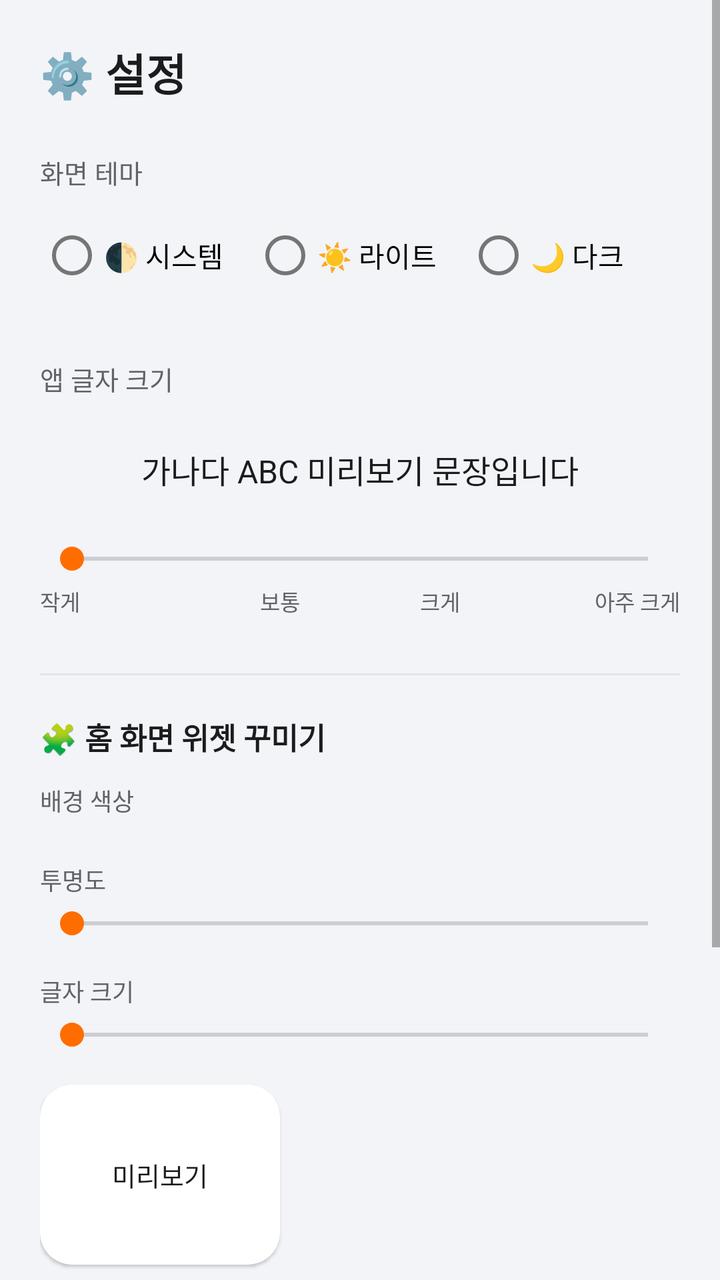
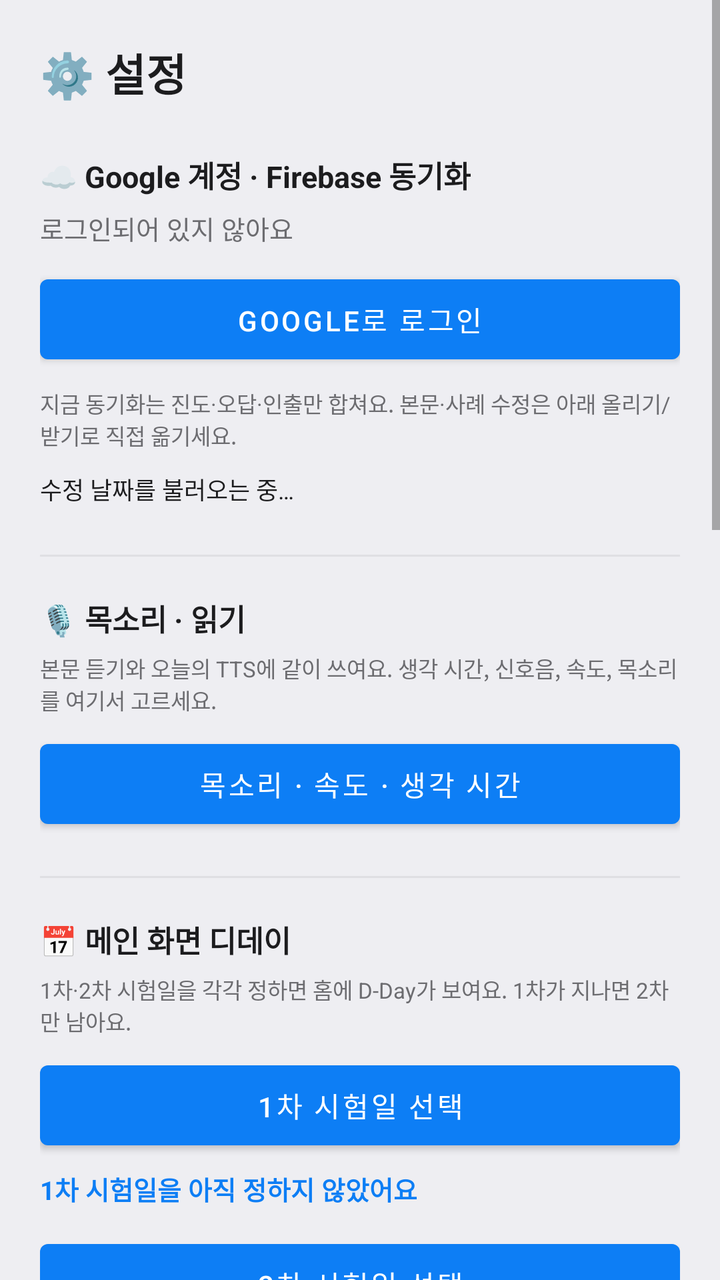

Two renders of the same Android screen: before a commit and after it. Below are the layout's source before the change and the commit's diff.
<!-- AndroidManifest.xml: application theme Theme.AdminMemo -->
<!-- res/layout/activity_settings.xml -->
<?xml version="1.0" encoding="utf-8"?>
<ScrollView xmlns:android="http://schemas.android.com/apk/res/android"
    xmlns:app="http://schemas.android.com/apk/res-auto"
    android:layout_width="match_parent"
    android:layout_height="match_parent"
    android:background="@color/bg_screen">

<LinearLayout
    android:layout_width="match_parent"
    android:layout_height="wrap_content"
    android:orientation="vertical"
    android:padding="20dp">

    <TextView
        android:layout_width="wrap_content"
        android:layout_height="wrap_content"
        android:text="⚙️ 설정"
        android:textColor="@color/text_main"
        android:textSize="22sp"
        android:textStyle="bold"
        android:layout_marginBottom="24dp"/>

    <TextView
        android:layout_width="wrap_content"
        android:layout_height="wrap_content"
        android:text="화면 테마"
        android:textColor="@color/text_sub"
        android:textSize="13sp"
        android:layout_marginBottom="8dp"/>

    <RadioGroup
        android:id="@+id/rgTheme"
        android:layout_width="match_parent"
        android:layout_height="wrap_content"
        android:orientation="horizontal"
        android:layout_marginBottom="28dp">

        <RadioButton android:id="@+id/rbThemeSystem" android:layout_width="0dp" android:layout_height="wrap_content"
            android:layout_weight="1" android:text="🌓 시스템"/>
        <RadioButton android:id="@+id/rbThemeLight" android:layout_width="0dp" android:layout_height="wrap_content"
            android:layout_weight="1" android:text="☀️ 라이트"/>
        <RadioButton android:id="@+id/rbThemeDark" android:layout_width="0dp" android:layout_height="wrap_content"
            android:layout_weight="1" android:text="🌙 다크"/>
    </RadioGroup>

    <TextView
        android:layout_width="wrap_content"
        android:layout_height="wrap_content"
        android:text="앱 글자 크기"
        android:textColor="@color/text_sub"
        android:textSize="13sp"
        android:layout_marginBottom="8dp"/>

    <TextView
        android:id="@+id/tvFontPreview"
        android:layout_width="match_parent"
        android:layout_height="wrap_content"
        android:text="가나다 ABC 미리보기 문장입니다"
        android:textColor="@color/text_main"
        android:textSize="16sp"
        android:gravity="center"
        android:padding="16dp"
        android:layout_marginBottom="8dp"/>

    <SeekBar
        android:id="@+id/seekFontScale"
        android:layout_width="match_parent"
        android:layout_height="wrap_content"
        android:max="3"
        android:layout_marginBottom="4dp"/>

    <LinearLayout
        android:layout_width="match_parent"
        android:layout_height="wrap_content"
        android:orientation="horizontal"
        android:layout_marginBottom="28dp">

        <TextView android:layout_width="0dp" android:layout_height="wrap_content" android:layout_weight="1"
            android:text="작게" android:textColor="@color/text_sub" android:textSize="11sp" android:gravity="start"/>
        <TextView android:layout_width="0dp" android:layout_height="wrap_content" android:layout_weight="1"
            android:text="보통" android:textColor="@color/text_sub" android:textSize="11sp" android:gravity="center"/>
        <TextView android:layout_width="0dp" android:layout_height="wrap_content" android:layout_weight="1"
            android:text="크게" android:textColor="@color/text_sub" android:textSize="11sp" android:gravity="center"/>
        <TextView android:layout_width="0dp" android:layout_height="wrap_content" android:layout_weight="1"
            android:text="아주 크게" android:textColor="@color/text_sub" android:textSize="11sp" android:gravity="end"/>
    </LinearLayout>

    <View android:layout_width="match_parent" android:layout_height="1dp" android:background="#22808080" android:layout_marginBottom="20dp"/>

    <TextView
        android:layout_width="wrap_content"
        android:layout_height="wrap_content"
        android:text="🧩 홈 화면 위젯 꾸미기"
        android:textColor="@color/text_main"
        android:textStyle="bold"
        android:textSize="15sp"
        android:layout_marginBottom="12dp"/>

    <TextView
        android:layout_width="wrap_content"
        android:layout_height="wrap_content"
        android:text="배경 색상"
        android:textColor="@color/text_sub"
        android:textSize="12sp"
        android:layout_marginBottom="6dp"/>

    <LinearLayout
        android:id="@+id/rowWidgetColors"
        android:layout_width="match_parent"
        android:layout_height="wrap_content"
        android:orientation="horizontal"
        android:layout_marginBottom="16dp"/>

    <TextView
        android:layout_width="wrap_content"
        android:layout_height="wrap_content"
        android:text="투명도"
        android:textColor="@color/text_sub"
        android:textSize="12sp"
        android:layout_marginBottom="4dp"/>

    <SeekBar
        android:id="@+id/seekWidgetOpacity"
        android:layout_width="match_parent"
        android:layout_height="wrap_content"
        android:max="90"
        android:layout_marginBottom="16dp"/>

    <TextView
        android:layout_width="wrap_content"
        android:layout_height="wrap_content"
        android:text="글자 크기"
        android:textColor="@color/text_sub"
        android:textSize="12sp"
        android:layout_marginBottom="4dp"/>

    <SeekBar
        android:id="@+id/seekWidgetFont"
        android:layout_width="match_parent"
        android:layout_height="wrap_content"
        android:max="3"
        android:layout_marginBottom="16dp"/>

    <androidx.cardview.widget.CardView
        android:layout_width="120dp"
        android:layout_height="90dp"
        android:layout_marginBottom="24dp"
        app:cardCornerRadius="16dp"
        app:cardElevation="1dp">

        <FrameLayout
            android:layout_width="match_parent"
            android:layout_height="match_parent">

            <View
                android:id="@+id/widgetPreviewBg"
                android:layout_width="match_parent"
                android:layout_height="match_parent"/>

            <TextView
                android:id="@+id/widgetPreviewText"
                android:layout_width="wrap_content"
                android:layout_height="wrap_content"
                android:layout_gravity="center"
                android:text="미리보기"
                android:textColor="#1A1C1E"
                android:textSize="13sp"/>
        </FrameLayout>
    </androidx.cardview.widget.CardView>

    <View android:layout_width="match_parent" android:layout_height="1dp" android:background="#22808080" android:layout_marginBottom="20dp"/>

    <TextView
        android:layout_width="wrap_content"
        android:layout_height="wrap_content"
        android:text="✨ Gemini에게 질문하기"
        android:textColor="@color/text_main"
        android:textStyle="bold"
        android:textSize="15sp"
        android:layout_marginBottom="6dp"/>

    <TextView
        android:layout_width="wrap_content"
        android:layout_height="wrap_content"
        android:text="본문학습에서 텍스트를 드래그해 질문하려면 API 키가 필요해요"
        android:textColor="@color/text_sub"
        android:textSize="11sp"
        android:layout_marginBottom="8dp"/>

    <EditText
        android:id="@+id/etGeminiKey"
        android:layout_width="match_parent"
        android:layout_height="wrap_content"
        android:hint="Gemini API 키 붙여넣기"
        android:inputType="textPassword"
        android:layout_marginBottom="24dp"/>

    <Button
        android:id="@+id/btnApplySettings"
        android:layout_width="match_parent"
        android:layout_height="wrap_content"
        android:text="✅ 적용하기 (화면 새로고침)"/>

</LinearLayout>
</ScrollView>
<!-- resources referenced by this layout -->
<resources>
  <color name="bg_screen">#F2F4F8</color>
  <color name="text_main">#1A1C1E</color>
  <color name="text_sub">#5F6368</color>
  <style name="Theme.AdminMemo" parent="Theme.MaterialComponents.DayNight.NoActionBar">
          <item name="colorPrimary">@color/primary</item>
          <item name="colorPrimaryDark">@color/primary_dark</item>
          <item name="colorAccent">@color/accent</item>
          <item name="android:windowBackground">@color/bg_screen</item>
      </style>
  <color name="primary">#2962FF</color>
  <color name="primary_dark">#0039CB</color>
  <color name="accent">#FF6D00</color>
</resources>

<!-- the commit's change to res/layout/activity_settings.xml (unified diff, before → after) -->
@@ -19,6 +19,179 @@
         android:textSize="22sp"
         android:textStyle="bold"
         android:layout_marginBottom="24dp"/>
+
+    <TextView
+        android:layout_width="wrap_content"
+        android:layout_height="wrap_content"
+        android:text="☁️ Google 계정 · Firebase 동기화"
+        android:textColor="@color/text_main"
+        android:textStyle="bold"
+        android:textSize="15sp"
+        android:layout_marginBottom="6dp"/>
+
+    <TextView
+        android:id="@+id/tvAccountStatus"
+        android:layout_width="match_parent"
+        android:layout_height="wrap_content"
+        android:text="로그인되어 있지 않아요"
+        android:textColor="@color/text_sub"
+        android:textSize="13sp"
+        android:layout_marginBottom="10dp"/>
+
+    <Button
+        android:id="@+id/btnGoogleLogin"
+        android:layout_width="match_parent"
+        android:layout_height="wrap_content"
+        android:minHeight="@dimen/btn_min_height"
+        android:text="Google로 로그인"/>
+
+    <Button
+        android:id="@+id/btnGoogleLogout"
+        android:layout_width="match_parent"
+        android:layout_height="wrap_content"
+        android:minHeight="@dimen/btn_min_height"
+        android:layout_marginTop="6dp"
+        android:visibility="gone"
+        android:text="로그아웃"/>
+
+    <Button
+        android:id="@+id/btnCloudSync"
+        android:layout_width="match_parent"
+        android:layout_height="wrap_content"
+        android:minHeight="@dimen/btn_min_height"
+        android:layout_marginTop="6dp"
+        android:visibility="gone"
+        android:text="진도 동기화"/>
+
+    <Button
+        android:id="@+id/btnContentPush"
+        android:layout_width="match_parent"
+        android:layout_height="wrap_content"
+        android:minHeight="@dimen/btn_min_height"
+        android:layout_marginTop="6dp"
+        android:visibility="gone"
+        android:text="본문 클라우드에 올리기"/>
+
+    <Button
+        android:id="@+id/btnContentPull"
+        android:layout_width="match_parent"
+        android:layout_height="wrap_content"
+        android:minHeight="@dimen/btn_min_height"
+        android:layout_marginTop="6dp"
+        android:visibility="gone"
+        android:text="본문 클라우드에서 받기"/>
+
+    <ProgressBar
+        android:id="@+id/progressAccount"
+        android:layout_width="wrap_content"
+        android:layout_height="wrap_content"
+        android:layout_gravity="center_horizontal"
+        android:layout_marginTop="8dp"
+        android:visibility="gone"/>
+
+    <TextView
+        android:id="@+id/tvSyncHint"
+        android:layout_width="match_parent"
+        android:layout_height="wrap_content"
+        android:layout_marginTop="8dp"
+        android:text="지금 동기화는 진도·오답·인출만 합쳐요. 본문·사례 수정은 아래 올리기/받기로 직접 옮기세요."
+        android:textColor="@color/text_sub"
+        android:textSize="11sp"/>
+
+    <TextView
+        android:id="@+id/tvSyncDates"
+        android:layout_width="match_parent"
+        android:layout_height="wrap_content"
+        android:layout_marginTop="10dp"
+        android:layout_marginBottom="20dp"
+        android:lineSpacingExtra="3dp"
+        android:text="수정 날짜를 불러오는 중…"
+        android:textColor="@color/text_main"
+        android:textSize="12sp"/>
+
+    <View android:layout_width="match_parent" android:layout_height="1dp" android:background="#22808080" android:layout_marginTop="4dp" android:layout_marginBottom="20dp"/>
+
+    <TextView
+        android:layout_width="wrap_content"
+        android:layout_height="wrap_content"
+        android:text="🎙️ 목소리 · 읽기"
+        android:textColor="@color/text_main"
+        android:textStyle="bold"
+        android:textSize="15sp"
+        android:layout_marginBottom="6dp"/>
+
+    <TextView
+        android:layout_width="match_parent"
+        android:layout_height="wrap_content"
+        android:text="본문 듣기와 오늘의 TTS에 같이 쓰여요. 생각 시간, 신호음, 속도, 목소리를 여기서 고르세요."
+        android:textColor="@color/text_sub"
+        android:textSize="11sp"
+        android:layout_marginBottom="8dp"/>
+
+    <Button
+        android:id="@+id/btnTtsSettings"
+        android:layout_width="match_parent"
+        android:layout_height="wrap_content"
+        android:minHeight="@dimen/btn_min_height"
+        android:layout_marginBottom="20dp"
+        android:text="목소리 · 속도 · 생각 시간"/>
+
+    <View android:layout_width="match_parent" android:layout_height="1dp" android:background="#22808080" android:layout_marginBottom="20dp"/>
+
+    <TextView
+        android:layout_width="wrap_content"
+        android:layout_height="wrap_content"
+        android:text="📅 메인 화면 디데이"
+        android:textColor="@color/text_main"
+        android:textStyle="bold"
+        android:textSize="15sp"
+        android:layout_marginBottom="6dp"/>
+
+    <TextView
+        android:layout_width="match_parent"
+        android:layout_height="wrap_content"
+        android:text="1차·2차 시험일을 각각 정하면 홈에 D-Day가 보여요. 1차가 지나면 2차만 남아요."
+        android:textColor="@color/text_sub"
+        android:textSize="11sp"
+        android:layout_marginBottom="8dp"/>
+
+    <Button
+        android:id="@+id/btnPickExamDate1"
+        android:layout_width="match_parent"
+        android:layout_height="wrap_content"
+        android:minHeight="@dimen/btn_min_height"
+        android:text="1차 시험일 선택"/>
+
+    <TextView
+        android:id="@+id/tvExamDate1Picked"
+        android:layout_width="match_parent"
+        android:layout_height="wrap_content"
+        android:layout_marginTop="6dp"
+        android:layout_marginBottom="12dp"
+        android:text="1차 시험일을 아직 정하지 않았어요"
+        android:textColor="@color/primary"
+        android:textSize="13sp"
+        android:textStyle="bold"/>
+
+    <Button
+        android:id="@+id/btnPickExamDate2"
+        android:layout_width="match_parent"
+        android:layout_height="wrap_content"
+        android:minHeight="@dimen/btn_min_height"
+        android:text="2차 시험일 선택"/>
+
+    <TextView
+        android:id="@+id/tvExamDate2Picked"
+        android:layout_width="match_parent"
+        android:layout_height="wrap_content"
+        android:layout_marginTop="6dp"
+        android:layout_marginBottom="20dp"
+        android:text="2차 시험일을 아직 정하지 않았어요"
+        android:textColor="@color/primary"
+        android:textSize="13sp"
+        android:textStyle="bold"/>
+
+    <View android:layout_width="match_parent" android:layout_height="1dp" android:background="#22808080" android:layout_marginBottom="20dp"/>
 
     <TextView
         android:layout_width="wrap_content"
@@ -60,13 +233,24 @@
         android:textSize="16sp"
         android:gravity="center"
         android:padding="16dp"
-        android:layout_marginBottom="8dp"/>
+        android:layout_marginBottom="4dp"/>
+
+    <TextView
+        android:id="@+id/tvFontScaleLabel"
+        android:layout_width="match_parent"
+        android:layout_height="wrap_content"
+        android:gravity="center"
+        android:textColor="@color/primary"
+        android:textSize="13sp"
+        android:textStyle="bold"
+        android:layout_marginBottom="8dp"
+        android:text="보통"/>
 
     <SeekBar
         android:id="@+id/seekFontScale"
         android:layout_width="match_parent"
         android:layout_height="wrap_content"
-        android:max="3"
+        android:max="6"
         android:layout_marginBottom="4dp"/>
 
     <LinearLayout
@@ -77,12 +261,10 @@
 
         <TextView android:layout_width="0dp" android:layout_height="wrap_content" android:layout_weight="1"
             android:text="작게" android:textColor="@color/text_sub" android:textSize="11sp" android:gravity="start"/>
+        <TextView android:layout_width="0dp" android:layout_height="wrap_content" android:layout_weight="2"
+            android:text="태블릿용 더 큰 단계 포함" android:textColor="@color/text_sub" android:textSize="11sp" android:gravity="center"/>
         <TextView android:layout_width="0dp" android:layout_height="wrap_content" android:layout_weight="1"
-            android:text="보통" android:textColor="@color/text_sub" android:textSize="11sp" android:gravity="center"/>
-        <TextView android:layout_width="0dp" android:layout_height="wrap_content" android:layout_weight="1"
-            android:text="크게" android:textColor="@color/text_sub" android:textSize="11sp" android:gravity="center"/>
-        <TextView android:layout_width="0dp" android:layout_height="wrap_content" android:layout_weight="1"
-            android:text="아주 크게" android:textColor="@color/text_sub" android:textSize="11sp" android:gravity="end"/>
+            android:text="최대" android:textColor="@color/text_sub" android:textSize="11sp" android:gravity="end"/>
     </LinearLayout>
 
     <View android:layout_width="match_parent" android:layout_height="1dp" android:background="#22808080" android:layout_marginBottom="20dp"/>
@@ -145,7 +327,7 @@
         android:layout_width="120dp"
         android:layout_height="90dp"
         android:layout_marginBottom="24dp"
-        app:cardCornerRadius="16dp"
+        app:cardCornerRadius="20dp"
         app:cardElevation="1dp">
 
         <FrameLayout
<!-- resource entries referenced after the edit -->
@@ -1,16 +1,17 @@
 <!-- resources referenced by this layout -->
 <resources>
-  <color name="bg_screen">#F2F4F8</color>
-  <color name="text_main">#1A1C1E</color>
-  <color name="text_sub">#5F6368</color>
+  <color name="bg_screen">#EEEEF2</color>
+  <color name="text_main">#1C1C1E</color>
+  <color name="text_sub">#6C6C70</color>
+  <dimen name="btn_min_height">52sp</dimen>
   <style name="Theme.AdminMemo" parent="Theme.MaterialComponents.DayNight.NoActionBar">
           <item name="colorPrimary">@color/primary</item>
           <item name="colorPrimaryDark">@color/primary_dark</item>
           <item name="colorAccent">@color/accent</item>
           <item name="android:windowBackground">@color/bg_screen</item>
       </style>
-  <color name="primary">#2962FF</color>
-  <color name="primary_dark">#0039CB</color>
-  <color name="accent">#FF6D00</color>
+  <color name="primary">#0D7EF5</color>
+  <color name="primary_dark">#0A64D6</color>
+  <color name="accent">#FF9F0A</color>
 </resources>
 
